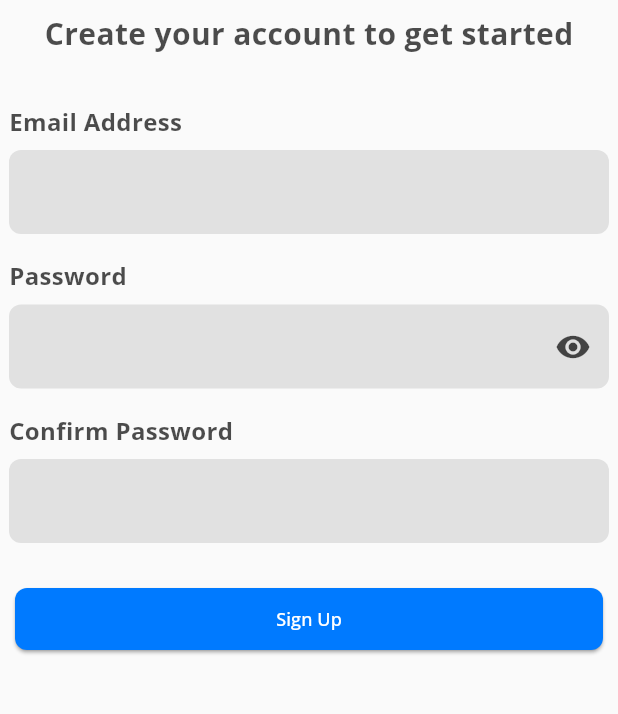
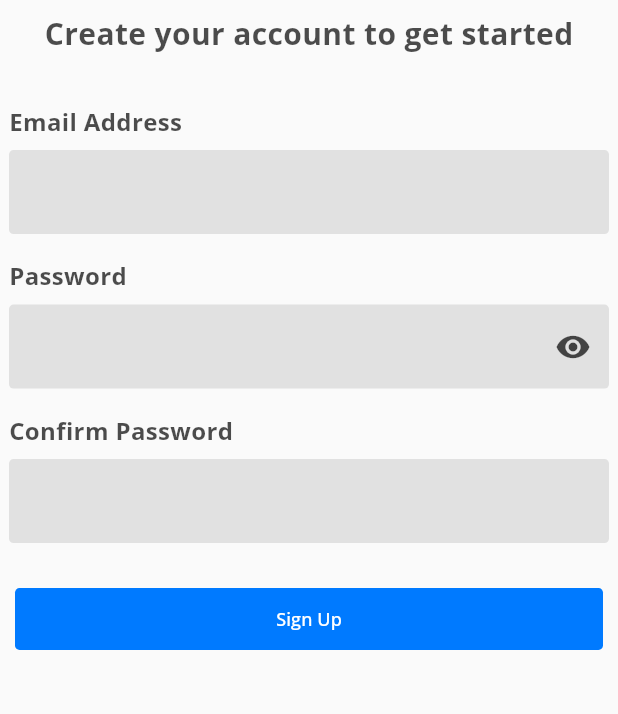
Before and after one commit to fodedoumbouya/kawa.ai, a Flutter app: the screen it shows after launch, after a tap on "Sign Up", on a phone screen of 412 x 824 dp, the part 305-1019 px from its top. Run offline on Flutter 3.47's test engine with Material 3 defaults, Android fonts, the phone set to English and light mode, and no system bars; drawn by our look-alikes of auto_size_text; our stand-ins replace animated_custom_dropdown, dart_mappable, dio, flash, flutter_dotenv, flutter_markdown and 9 more; missing offline and left inert: dart:html, flutter_inappwebview, flutter_popup, markdown, web_socket_client; generated files the repository leaves out were written again.

Commit message:
Refactor login and sign-up button styles; adjust text size and button radius for consistency

```diff
--- a/kawa_web/lib/pages/login/login.dart
+++ b/kawa_web/lib/pages/login/login.dart
@@ -135,17 +135,19 @@ class _LoginState extends BaseWidgetState<Login> {
                 ],
               ),
             ),
-            const SizedBox(height: 20),
-            CustomTextWidget("Forgot Password?",
-                size: 16,
-                color: bd().withValues(alpha: 0.7),
-                fontWeight: FontWeight.bold),
+            // const SizedBox(height: 20),
+            // CustomTextWidget("Forgot Password?",
+            //     size: 16,
+            //     color: bd().withValues(alpha: 0.7),
+            //     fontWeight: FontWeight.bold),
             const SizedBox(height: 20),
             ConfirmButton(
-                txt: "Sign In",
+                txt: "Login",
                 bColor: KColors.bcBlue,
-                txtSize: 13,
+                txtSize: 10,
                 width: 900,
+                elevation: 0,
+                radius: 3,
                 onPressed: () {
                   if (_emailController.text.isEmpty ||
                       _passwordController.text.isEmpty) {
--- a/kawa_web/lib/pages/login/signUp.dart
+++ b/kawa_web/lib/pages/login/signUp.dart
@@ -146,8 +146,10 @@ class _SignUpState extends BaseWidgetState<SignUp> {
             ConfirmButton(
                 txt: "Sign Up",
                 bColor: KColors.bcBlue,
-                txtSize: 13,
+                txtSize: 10,
                 width: 900,
+                elevation: 0,
+                radius: 3,
                 onPressed: () {
                   if (_emailController.text.isEmpty ||
                       _passwordController.text.isEmpty ||
--- a/kawa_web/lib/widgets/custom/customTextField.dart
+++ b/kawa_web/lib/widgets/custom/customTextField.dart
@@ -39,11 +39,11 @@ class CustomTextField extends StatelessWidget {
         fillColor: bd.withValues(alpha: 0.1),
         border: OutlineInputBorder(
           borderSide: BorderSide.none,
-          borderRadius: BorderRadius.circular(8),
+          borderRadius: BorderRadius.circular(3),
         ),
         focusedBorder: OutlineInputBorder(
           borderSide: BorderSide.none,
-          borderRadius: BorderRadius.circular(8),
+          borderRadius: BorderRadius.circular(3),
         ),
       ),
       keyboardType: keyboardType,
```
